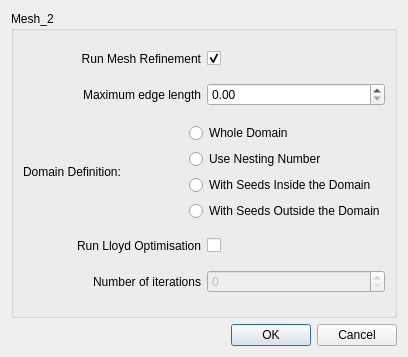
Old version of the form Polyhedron/demo/Polyhedron/Plugins/Mesh_2/mesh_2_dialog.ui in the repository CGAL/cgal.
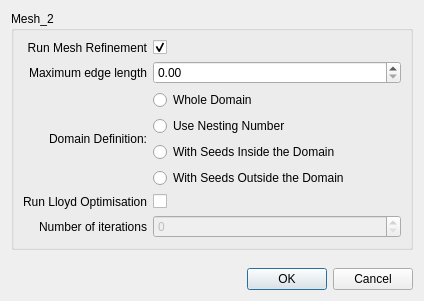
New version of the form.

Commit message: Rework Mesh_2 UI

```diff
--- a/Polyhedron/demo/Polyhedron/Plugins/Mesh_2/mesh_2_dialog.ui
+++ b/Polyhedron/demo/Polyhedron/Plugins/Mesh_2/mesh_2_dialog.ui
@@ -9,8 +9,8 @@
    <rect>
     <x>0</x>
     <y>0</y>
-    <width>408</width>
-    <height>357</height>
+    <width>424</width>
+    <height>301</height>
    </rect>
   </property>
   <property name="windowTitle">
@@ -22,34 +22,15 @@
      <property name="title">
       <string>Mesh_2</string>
      </property>
-     <layout class="QVBoxLayout" name="verticalLayout_3">
-      <item>
-       <layout class="QHBoxLayout" name="horizontalLayout">
-        <item>
-         <widget class="QLabel" name="runMesh2_label">
-          <property name="text">
-           <string>Run Mesh Refinement</string>
-          </property>
-          <property name="alignment">
-           <set>Qt::AlignRight|Qt::AlignTrailing|Qt::AlignVCenter</set>
-          </property>
-         </widget>
-        </item>
-        <item>
-         <widget class="QCheckBox" name="runMesh2_checkbox">
+     <layout class="QGridLayout" name="gridLayout" columnstretch="0,1">
+      <item row="3" column="1">
+       <widget class="QCheckBox" name="runLloyd_checkbox">
           <property name="text">
            <string/>
           </property>
-          <property name="checked">
-           <bool>true</bool>
-          </property>
-         </widget>
-        </item>
-       </layout>
-      </item>
-      <item>
-       <layout class="QHBoxLayout" name="horizontalLayout_4">
-        <item>
+       </widget>
+      </item>
+      <item row="1" column="0">
          <widget class="QLabel" name="edgeLength_label">
           <property name="text">
            <string>Maximum edge length</string>
@@ -62,7 +43,20 @@
           </property>
          </widget>
         </item>
-        <item>
+      <item row="4" column="0">
+       <widget class="QLabel" name="nbIterations_label">
+        <property name="text">
+         <string>Number of iterations</string>
+        </property>
+        <property name="alignment">
+         <set>Qt::AlignRight|Qt::AlignTrailing|Qt::AlignVCenter</set>
+        </property>
+        <property name="buddy">
+         <cstring>nbIterations_spinbox</cstring>
+        </property>
+       </widget>
+      </item>
+      <item row="1" column="1">
          <widget class="QDoubleSpinBox" name="edgeLength_dspinbox">
           <property name="minimumSize">
            <size>
@@ -78,18 +72,50 @@
           </property>
          </widget>
         </item>
-       </layout>
+      <item row="0" column="0">
+       <widget class="QLabel" name="runMesh2_label">
+        <property name="text">
+         <string>Run Mesh Refinement</string>
+        </property>
+        <property name="alignment">
+         <set>Qt::AlignRight|Qt::AlignTrailing|Qt::AlignVCenter</set>
+        </property>
+       </widget>
       </item>
-      <item>
-       <layout class="QHBoxLayout" name="horizontalLayout_5">
-        <item>
+      <item row="3" column="0">
+       <widget class="QLabel" name="runLloyd_label">
+        <property name="text">
+         <string>Run Lloyd Optimisation</string>
+        </property>
+        <property name="alignment">
+         <set>Qt::AlignRight|Qt::AlignTrailing|Qt::AlignVCenter</set>
+        </property>
+       </widget>
+      </item>
+      <item row="4" column="1">
+       <widget class="QSpinBox" name="nbIterations_spinbox">
+        <property name="enabled">
+         <bool>false</bool>
+        </property>
+        <property name="minimumSize">
+         <size>
+          <width>110</width>
+          <height>0</height>
+         </size>
+        </property>
+       </widget>
+      </item>
+      <item row="2" column="0">
          <widget class="QLabel" name="label">
           <property name="text">
            <string>Domain Definition:</string>
           </property>
-         </widget>
-        </item>
-        <item>
+        <property name="alignment">
+         <set>Qt::AlignRight|Qt::AlignTrailing|Qt::AlignVCenter</set>
+        </property>
+       </widget>
+      </item>
+      <item row="2" column="1">
          <layout class="QVBoxLayout" name="verticalLayout_2">
           <item>
            <widget class="QRadioButton" name="radioAll">
@@ -121,61 +147,31 @@
           </item>
          </layout>
         </item>
-       </layout>
-      </item>
-      <item>
-       <layout class="QHBoxLayout" name="horizontalLayout_2">
-        <item>
-         <widget class="QLabel" name="runLloyd_label">
-          <property name="text">
-           <string>Run Lloyd Optimisation</string>
-          </property>
-          <property name="alignment">
-           <set>Qt::AlignRight|Qt::AlignTrailing|Qt::AlignVCenter</set>
-          </property>
-         </widget>
-        </item>
-        <item>
-         <widget class="QCheckBox" name="runLloyd_checkbox">
+      <item row="0" column="1">
+       <widget class="QCheckBox" name="runMesh2_checkbox">
           <property name="text">
            <string/>
           </property>
+        <property name="checked">
+         <bool>true</bool>
+        </property>
          </widget>
         </item>
        </layout>
-      </item>
-      <item>
-       <layout class="QHBoxLayout" name="horizontalLayout_3">
-        <item>
-         <widget class="QLabel" name="nbIterations_label">
-          <property name="text">
-           <string>Number of iterations</string>
-          </property>
-          <property name="alignment">
-           <set>Qt::AlignRight|Qt::AlignTrailing|Qt::AlignVCenter</set>
-          </property>
-          <property name="buddy">
-           <cstring>nbIterations_spinbox</cstring>
-          </property>
          </widget>
         </item>
         <item>
-         <widget class="QSpinBox" name="nbIterations_spinbox">
-          <property name="enabled">
-           <bool>false</bool>
-          </property>
-          <property name="minimumSize">
+    <spacer name="verticalSpacer">
+     <property name="orientation">
+      <enum>Qt::Vertical</enum>
+     </property>
+     <property name="sizeHint" stdset="0">
            <size>
-            <width>110</width>
-            <height>0</height>
-           </size>
-          </property>
-         </widget>
-        </item>
-       </layout>
-      </item>
-     </layout>
-    </widget>
+       <width>20</width>
+       <height>40</height>
+      </size>
+     </property>
+    </spacer>
    </item>
    <item>
     <widget class="QDialogButtonBox" name="buttonBox">
```
Left out of the diff: 1 changed line with no effect on the pictures. Lines whose indentation alone changed are shown as unchanged. The commit also changes 1 other file.
